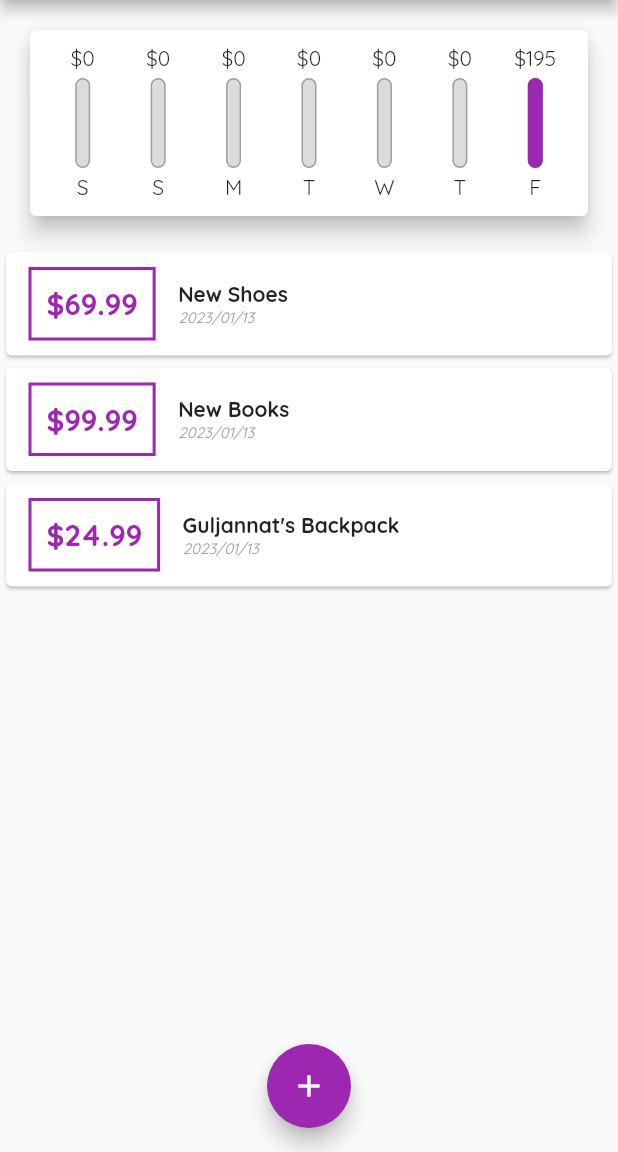
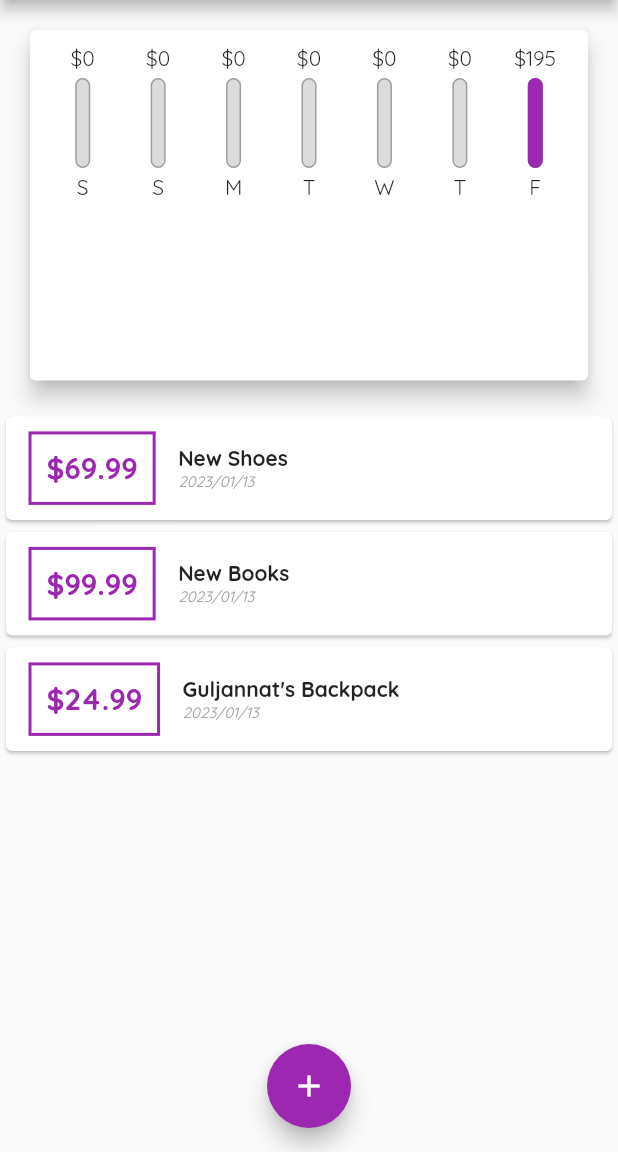
Before and after one commit to ibrikk/Personal-expenses, a Flutter app: the screen it shows after launch, on a phone screen of 412 x 824 dp, the part 84-1236 px from its top. Run offline on Flutter 3.47's test engine with Material 2 defaults, Android fonts, the phone set to English and light mode, and no system bars; Roboto replaces fonts that are missing (Open Sans).

Commit message:
fix bugs

```diff
--- a/lib/main.dart
+++ b/lib/main.dart
@@ -80,25 +80,34 @@ class _MyHomePageState extends State<MyHomePage> {
         });
   }
 
+  final appBar = AppBar(
+    actions: <Widget>[
+      IconButton(onPressed: () => {}, icon: Icon(Icons.add)),
+    ],
+    title: const Text(
+      'Personal Expenses',
+      style: TextStyle(fontFamily: 'Open Sans'),
+    ),
+  );
+
   @override
   Widget build(BuildContext context) {
     return Scaffold(
-      appBar: AppBar(
-        actions: <Widget>[
-          IconButton(onPressed: () => {}, icon: Icon(Icons.add)),
-        ],
-        title: const Text(
-          'Personal Expenses',
-          style: TextStyle(fontFamily: 'Open Sans'),
-        ),
-      ),
+      appBar: appBar,
       body: SingleChildScrollView(
         child: Column(
           // mainAxisAlignment: MainAxisAlignment.start,
           crossAxisAlignment: CrossAxisAlignment.stretch,
           children: <Widget>[
-            Chart(_recentTransactions),
-            TransactionList(_userTransactions),
+            Container(
+                height: (MediaQuery.of(context).size.height * 0.4 -
+                    appBar.preferredSize.height -
+                    MediaQuery.of(context).padding.top),
+                child: Chart(_recentTransactions)),
+            Container(
+                height: (MediaQuery.of(context).size.height * 0.6 -
+                    appBar.preferredSize.height),
+                child: TransactionList(_userTransactions)),
           ],
         ),
       ),
--- a/lib/widgets/transaction_list.dart
+++ b/lib/widgets/transaction_list.dart
@@ -9,9 +9,7 @@ class TransactionList extends StatelessWidget {
 
   @override
   Widget build(BuildContext context) {
-    return Container(
-      height: 300,
-      child: transactions.isEmpty
+    return transactions.isEmpty
         ? Column(
             children: <Widget>[
               Text(
@@ -73,7 +71,6 @@ class TransactionList extends StatelessWidget {
                 ],
               ));
             },
-            ),
           );
   }
 }
```
Lines whose indentation alone changed are shown as unchanged.
